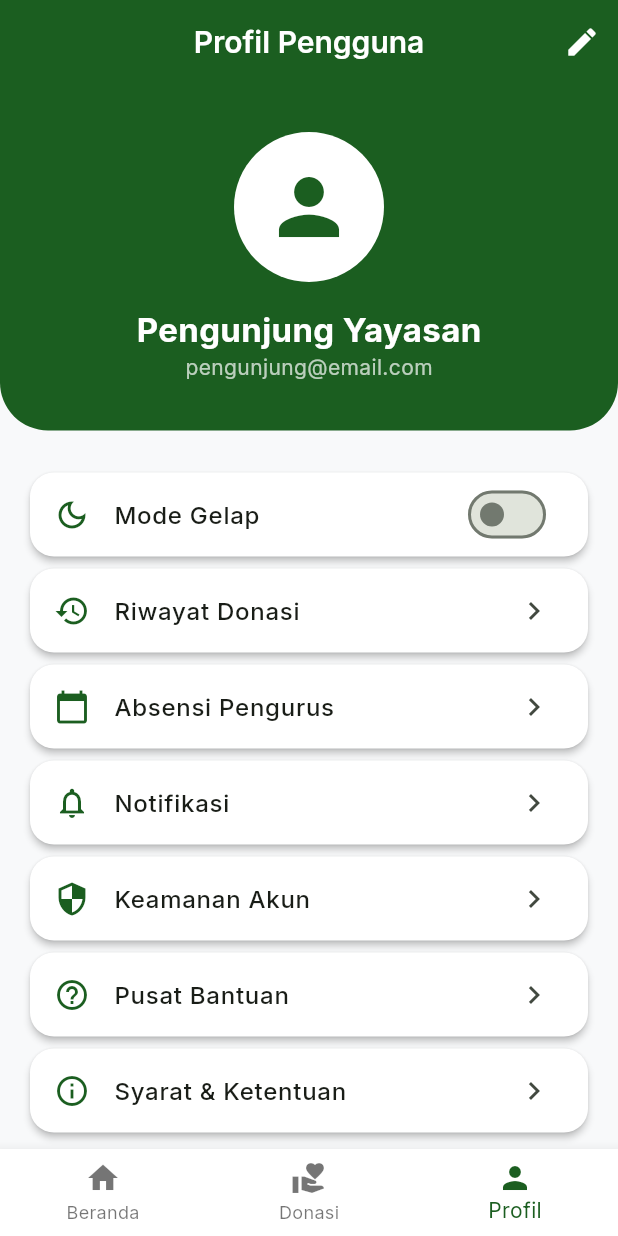
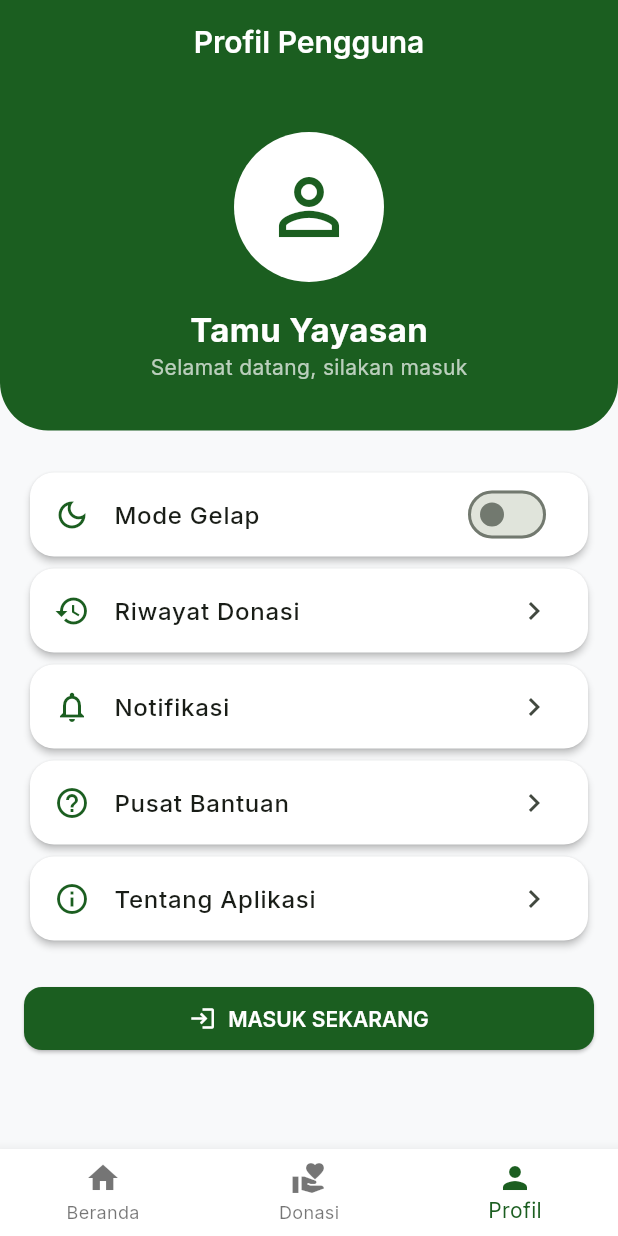
Before and after one commit to bil050525/yayasan_zainul_ilah, a Flutter app: the screen it shows after launch, item 3 of the bottom bar chosen, on a phone screen of 412 x 824 dp. Run offline on Flutter 3.47's test engine with Material 3 defaults, Android fonts, the phone set to English and light mode, and no system bars; our stand-ins replace google_fonts, shared_preferences; network calls fail.

Commit message:
41. Update ProfileScreen to support Guest Mode and optional Login

```diff
--- a/lib/screens/profile/profile_screen.dart
+++ b/lib/screens/profile/profile_screen.dart
@@ -5,20 +5,40 @@ import '../../providers/theme_provider.dart';
 import '../auth/login_screen.dart';
 import '../attendance/attendance_screen.dart';
 
-class ProfileScreen extends StatelessWidget {
+class ProfileScreen extends StatefulWidget {
   const ProfileScreen({super.key});
+
+  @override
+  State<ProfileScreen> createState() => _ProfileScreenState();
+}
+
+class _ProfileScreenState extends State<ProfileScreen> {
+  bool _isLoggedIn = false;
+
+  @override
+  void initState() {
+    super.initState();
+    _checkLoginStatus();
+  }
+
+  Future<void> _checkLoginStatus() async {
+    final prefs = await SharedPreferences.getInstance();
+    setState(() {
+      _isLoggedIn = prefs.getBool('isLoggedIn') ?? false;
+    });
+  }
 
   @override
   Widget build(BuildContext context) {
     return Scaffold(
       appBar: AppBar(
         title: const Text('Profil Pengguna'),
-        actions: [
+        actions: _isLoggedIn ? [
           IconButton(
             icon: const Icon(Icons.edit),
             onPressed: () {},
           ),
-        ],
+        ] : null,
       ),
       body: SingleChildScrollView(
         child: Column(
@@ -27,7 +47,7 @@ class ProfileScreen extends StatelessWidget {
             const SizedBox(height: 24),
             _buildMenuSection(context),
             const SizedBox(height: 24),
-            _buildLogoutButton(context),
+            _isLoggedIn ? _buildLogoutButton(context) : _buildLoginButton(context),
             const SizedBox(height: 32),
           ],
         ),
@@ -46,25 +66,29 @@ class ProfileScreen extends StatelessWidget {
           bottomRight: Radius.circular(32),
         ),
       ),
-      child: const Column(
+      child: Column(
         children: [
           CircleAvatar(
             radius: 50,
             backgroundColor: Colors.white,
-            child: Icon(Icons.person, size: 60, color: Color(0xFF1B5E20)),
+            child: Icon(
+              _isLoggedIn ? Icons.person : Icons.person_outline,
+              size: 60,
+              color: const Color(0xFF1B5E20)
             ),
-          SizedBox(height: 16),
+          ),
+          const SizedBox(height: 16),
           Text(
-            'Pengunjung Yayasan',
-            style: TextStyle(
+            _isLoggedIn ? 'Pengurus Yayasan' : 'Tamu Yayasan',
+            style: const TextStyle(
               color: Colors.white,
               fontSize: 22,
               fontWeight: FontWeight.bold,
             ),
           ),
           Text(
-            'pengunjung@email.com',
-            style: TextStyle(color: Colors.white70),
+            _isLoggedIn ? 'pengurus@email.com' : 'Selamat datang, silakan masuk',
+            style: const TextStyle(color: Colors.white70),
           ),
         ],
       ),
@@ -88,6 +112,7 @@ class ProfileScreen extends StatelessWidget {
             ),
           ),
           _buildMenuItem(Icons.history, 'Riwayat Donasi', () {}),
+          if (_isLoggedIn) // Hanya muncul jika sudah login
             _buildMenuItem(Icons.calendar_today, 'Absensi Pengurus', () {
               Navigator.push(
                 context,
@@ -95,9 +120,8 @@ class ProfileScreen extends StatelessWidget {
               );
             }),
           _buildMenuItem(Icons.notifications_outlined, 'Notifikasi', () {}),
-          _buildMenuItem(Icons.security, 'Keamanan Akun', () {}),
           _buildMenuItem(Icons.help_outline, 'Pusat Bantuan', () {}),
-          _buildMenuItem(Icons.info_outline, 'Syarat & Ketentuan', () {}),
+          _buildMenuItem(Icons.info_outline, 'Tentang Aplikasi', () {}),
         ],
       ),
     );
@@ -115,6 +139,25 @@ class ProfileScreen extends StatelessWidget {
     );
   }
 
+  Widget _buildLoginButton(BuildContext context) {
+    return Padding(
+      padding: const EdgeInsets.symmetric(horizontal: 16),
+      child: SizedBox(
+        width: double.infinity,
+        child: ElevatedButton.icon(
+          onPressed: () {
+            Navigator.push(
+              context,
+              MaterialPageRoute(builder: (context) => const LoginScreen()),
+            ).then((_) => _checkLoginStatus());
+          },
+          icon: const Icon(Icons.login),
+          label: const Text('MASUK SEKARANG'),
+        ),
+      ),
+    );
+  }
+
   Widget _buildLogoutButton(BuildContext context) {
     return Padding(
       padding: const EdgeInsets.symmetric(horizontal: 16),
@@ -124,13 +167,7 @@ class ProfileScreen extends StatelessWidget {
           onPressed: () async {
             final prefs = await SharedPreferences.getInstance();
             await prefs.remove('isLoggedIn');
-            if (context.mounted) {
-              Navigator.pushAndRemoveUntil(
-                context,
-                MaterialPageRoute(builder: (context) => const LoginScreen()),
-                (route) => false,
-              );
-            }
+            _checkLoginStatus();
           },
           icon: const Icon(Icons.logout, color: Colors.red),
           label: const Text('Keluar Akun', style: TextStyle(color: Colors.red)),
```
Lines whose indentation alone changed are shown as unchanged.
